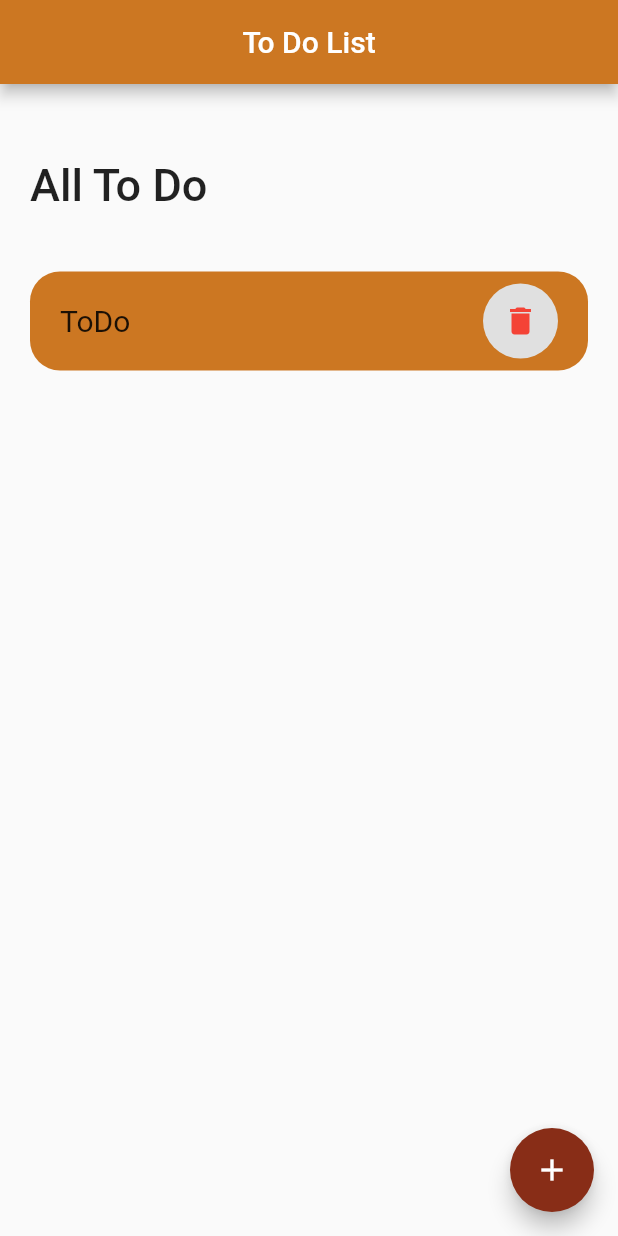
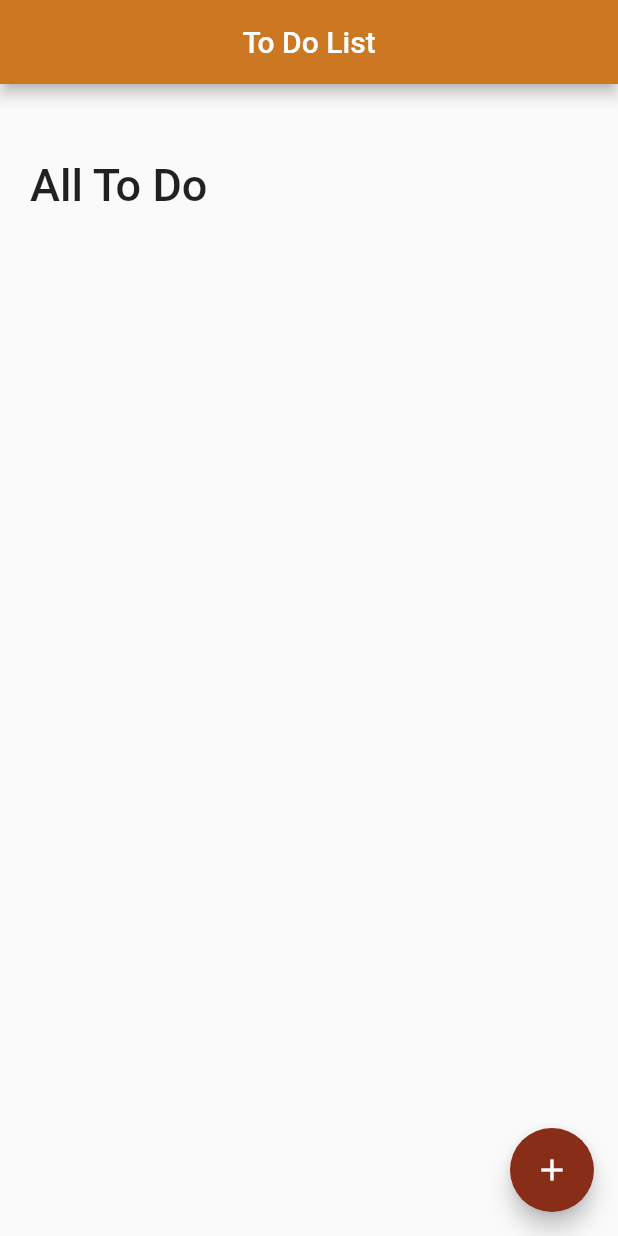
Before and after one commit to PHousden/Flutter-Calculator, a Flutter app: the screen it shows after launch, on a phone screen of 412 x 824 dp. Run offline on Flutter 3.47's test engine with Material 2 defaults, Android fonts, the phone set to English and light mode, and no system bars.

Commit message:
Adding ToDoItem class for to do list

```diff
--- a/lib/HomePage.dart
+++ b/lib/HomePage.dart
@@ -1,5 +1,5 @@
 import 'package:flutter/material.dart';
-import 'package:to_do_list/todo_item.dart';
+
 
 class HomePage extends StatefulWidget {
   const HomePage({Key? key}) : super(key: key);
@@ -38,31 +38,6 @@ class _HomePageState extends State<HomePage> {
                     ),
                   ),
                 ),
-                Container(
-                  margin: EdgeInsets.all(20),
-                  child: ListTile(
-                      leading:
-                      const Text("ToDo", style: TextStyle(fontSize: 20)),
-                      onTap: () {},
-                      shape: RoundedRectangleBorder(
-                          borderRadius: BorderRadius.circular(20)),
-                      contentPadding: const EdgeInsets.symmetric(
-                          horizontal: 20, vertical: 5),
-                      tileColor: const Color.fromRGBO(204, 119, 34, 100),
-                      trailing: Container(
-                          width: 50,
-                          height: 50,
-                          decoration: BoxDecoration(
-                            shape: BoxShape.circle,
-                            color: Colors.grey[300],
-                          ),
-                          child: IconButton(
-                              onPressed: () {},
-                              icon: const Icon(
-                                Icons.delete,
-                                color: Colors.red,
-                              )))),
-                ),
               ],
             ),
           ),
@@ -83,3 +58,35 @@ class _HomePageState extends State<HomePage> {
     );
   }
 }
+
+class ToDoItem extends StatelessWidget {
+  const ToDoItem({Key? key}) : super(key: key);
+
+  @override
+  Widget build(BuildContext context) {
+    return Container(
+      margin: EdgeInsets.all(20),
+      child: ListTile(
+          leading: const Text("ToDo", style: TextStyle(fontSize: 20)),
+          onTap: () {},
+          shape:
+              RoundedRectangleBorder(borderRadius: BorderRadius.circular(20)),
+          contentPadding:
+              const EdgeInsets.symmetric(horizontal: 20, vertical: 5),
+          tileColor: const Color.fromRGBO(204, 119, 34, 100),
+          trailing: Container(
+              width: 50,
+              height: 50,
+              decoration: BoxDecoration(
+                shape: BoxShape.circle,
+                color: Colors.grey[300],
+              ),
+              child: IconButton(
+                  onPressed: () {},
+                  icon: const Icon(
+                    Icons.delete,
+                    color: Colors.red,
+                  )))),
+    );
+  }
+}
```
